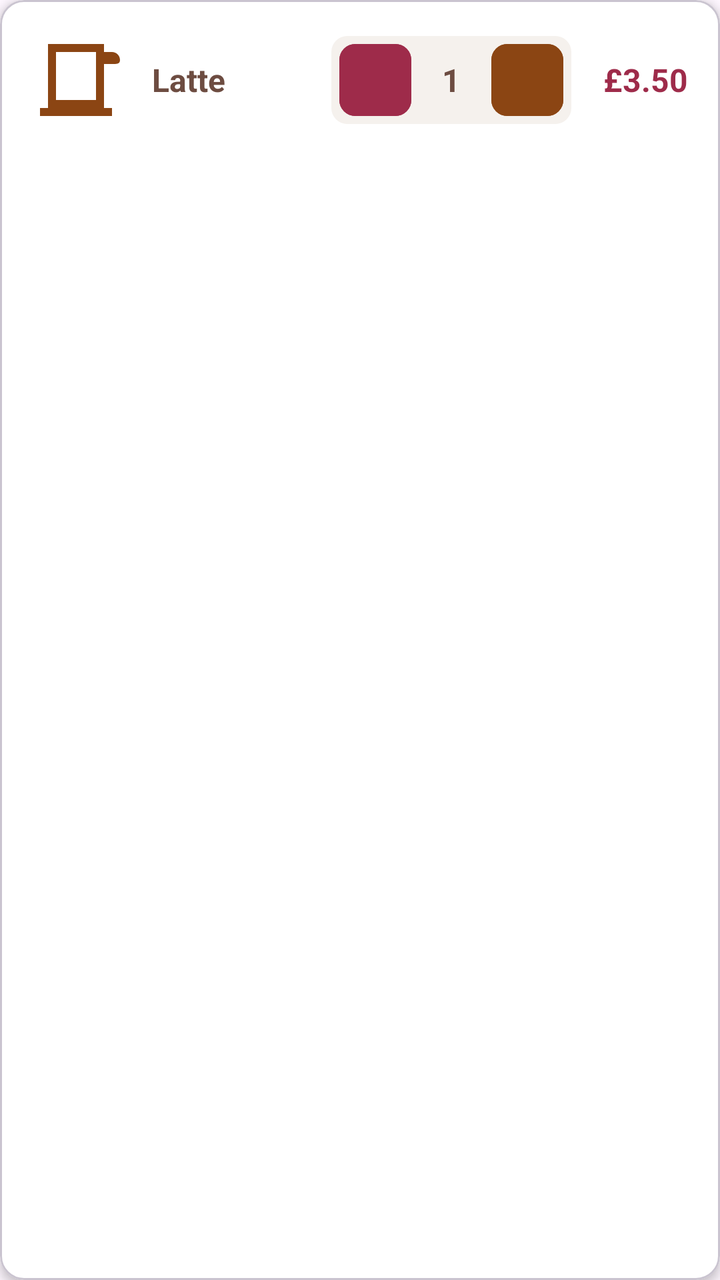
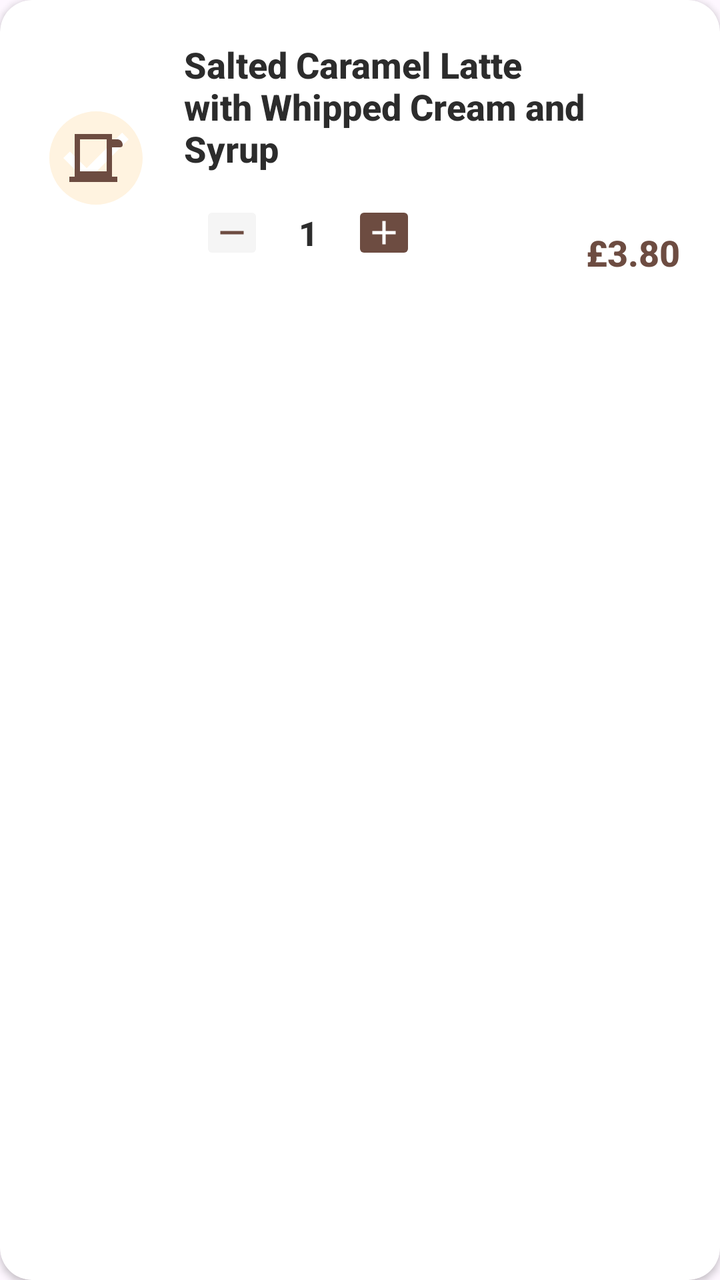

Compare the two renders of this Android layout. The source of the first and the diff that turns it into the second are given below.
<!-- AndroidManifest.xml: application theme Theme.CafeShopAssignment -->
<!-- res/layout/item_cart.xml -->
<?xml version="1.0" encoding="utf-8"?>
<com.google.android.material.card.MaterialCardView
    xmlns:android="http://schemas.android.com/apk/res/android"
    xmlns:app="http://schemas.android.com/apk/res-auto"
    android:layout_width="match_parent"
    android:layout_height="wrap_content"
    android:layout_marginVertical="6dp"
    app:cardCornerRadius="12dp"
    app:cardElevation="3dp"
    app:cardBackgroundColor="#FFFFFF">

    <LinearLayout
        android:layout_width="match_parent"
        android:layout_height="wrap_content"
        android:orientation="horizontal"
        android:padding="16dp"
        android:gravity="center_vertical">


        <ImageView
            android:layout_width="48dp"
            android:layout_height="48dp"
            android:src="@drawable/ic_coffee_cup"
            app:tint="#8B4513"
            android:contentDescription="Coffee"
            android:layout_marginEnd="12dp"/>


        <TextView
            android:id="@+id/cartItemName"
            android:layout_width="0dp"
            android:layout_height="wrap_content"
            android:layout_weight="1"
            android:text="Latte"
            android:textSize="16sp"
            android:textStyle="bold"
            android:textColor="#6D4C41"/>


        <LinearLayout
            android:layout_width="wrap_content"
            android:layout_height="wrap_content"
            android:orientation="horizontal"
            android:gravity="center_vertical"
            android:background="@drawable/quantity_background"
            android:padding="4dp">

            <Button
                android:id="@+id/btnMinus"
                android:layout_width="36dp"
                android:layout_height="36dp"
                android:text="−"
                android:textSize="18sp"
                android:textStyle="bold"
                android:textColor="#FFFFFF"
                android:backgroundTint="#9E2B4A"
                app:cornerRadius="8dp"
                android:minWidth="0dp"
                android:minHeight="0dp"
                android:insetTop="0dp"
                android:insetBottom="0dp"/>

            <TextView
                android:id="@+id/cartQty"
                android:layout_width="40dp"
                android:layout_height="wrap_content"
                android:text="1"
                android:textSize="16sp"
                android:textStyle="bold"
                android:textColor="#6D4C41"
                android:gravity="center"/>

            <Button
                android:id="@+id/btnPlus"
                android:layout_width="36dp"
                android:layout_height="36dp"
                android:text="+"
                android:textSize="18sp"
                android:textStyle="bold"
                android:textColor="#FFFFFF"
                android:backgroundTint="#8B4513"
                app:cornerRadius="8dp"
                android:minWidth="0dp"
                android:minHeight="0dp"
                android:insetTop="0dp"
                android:insetBottom="0dp"/>
        </LinearLayout>

        <TextView
            android:id="@+id/cartItemPrice"
            android:layout_width="wrap_content"
            android:layout_height="wrap_content"
            android:layout_marginStart="16dp"
            android:text="£3.50"
            android:textSize="16sp"
            android:textStyle="bold"
            android:textColor="#9E2B4A"/>

    </LinearLayout>

</com.google.android.material.card.MaterialCardView>
<!-- resources referenced by this layout -->
<resources>
  <!-- drawable ic_coffee_cup (drawable) -->
  <?xml version="1.0" encoding="utf-8"?>
  <vector xmlns:android="http://schemas.android.com/apk/res/android"
      android:width="24dp"
      android:height="24dp"
      android:viewportWidth="24"
      android:viewportHeight="24">
      <path
          android:fillColor="#8B4513"
          android:pathData="M2,21h18v-2H2V21zM20,8h-2V5h2c1.1,0 2,0.9 2,2S21.1,8 20,8zM18,5V3H4v16h14V5zM16,17H6V5h10V17z"/>
  </vector>
  <!-- drawable quantity_background (drawable) -->
  <?xml version="1.0" encoding="utf-8"?>
  <shape xmlns:android="http://schemas.android.com/apk/res/android">
      <solid android:color="#F5F1ED" />
      <corners android:radius="8dp" />
  </shape>
  <style name="Theme.CafeShopAssignment" parent="Base.Theme.CafeShopAssignment" />
  <style name="Base.Theme.CafeShopAssignment" parent="Theme.Material3.DayNight.NoActionBar">
          
          
      </style>
</resources>

<!-- the commit's change to res/layout/item_cart.xml (unified diff, before → after) -->
@@ -4,98 +4,114 @@
     xmlns:app="http://schemas.android.com/apk/res-auto"
     android:layout_width="match_parent"
     android:layout_height="wrap_content"
-    android:layout_marginVertical="6dp"
-    app:cardCornerRadius="12dp"
-    app:cardElevation="3dp"
-    app:cardBackgroundColor="#FFFFFF">
+    android:layout_marginVertical="8dp"
+    android:layout_marginHorizontal="4dp"
+    app:cardCornerRadius="16dp"
+    app:cardElevation="2dp"
+    app:cardBackgroundColor="#FFFFFF"
+    app:strokeWidth="0dp">
 
     <LinearLayout
         android:layout_width="match_parent"
         android:layout_height="wrap_content"
         android:orientation="horizontal"
-        android:padding="16dp"
+        android:padding="20dp"
         android:gravity="center_vertical">
 
 
-        <ImageView
-            android:layout_width="48dp"
-            android:layout_height="48dp"
-            android:src="@drawable/ic_coffee_cup"
-            app:tint="#8B4513"
-            android:contentDescription="Coffee"
-            android:layout_marginEnd="12dp"/>
+        <FrameLayout
+            android:layout_width="56dp"
+            android:layout_height="56dp"
+            android:background="@drawable/ic_check_circle"
+            android:backgroundTint="#FFF3E0"
+            android:layout_marginEnd="16dp">
+
+            <ImageView
+                android:layout_width="32dp"
+                android:layout_height="32dp"
+                android:src="@drawable/ic_coffee_cup"
+                app:tint="#6D4C41"
+                android:contentDescription="Coffee"
+                android:layout_gravity="center"/>
+        </FrameLayout>
 
 
-        <TextView
-            android:id="@+id/cartItemName"
+        <LinearLayout
             android:layout_width="0dp"
             android:layout_height="wrap_content"
             android:layout_weight="1"
-            android:text="Latte"
-            android:textSize="16sp"
-            android:textStyle="bold"
-            android:textColor="#6D4C41"/>
+            android:orientation="vertical"
+            android:gravity="start">
 
 
-        <LinearLayout
-            android:layout_width="wrap_content"
-            android:layout_height="wrap_content"
-            android:orientation="horizontal"
-            android:gravity="center_vertical"
-            android:background="@drawable/quantity_background"
-            android:padding="4dp">
-
-            <Button
-                android:id="@+id/btnMinus"
-                android:layout_width="36dp"
-                android:layout_height="36dp"
-                android:text="−"
+            <TextView
+                android:id="@+id/cartItemName"
+                android:layout_width="match_parent"
+                android:layout_height="wrap_content"
+                android:text="Salted Caramel Latte with Whipped Cream and Syrup"
                 android:textSize="18sp"
                 android:textStyle="bold"
-                android:textColor="#FFFFFF"
-                android:backgroundTint="#9E2B4A"
-                app:cornerRadius="8dp"
-                android:minWidth="0dp"
-                android:minHeight="0dp"
-                android:insetTop="0dp"
-                android:insetBottom="0dp"/>
+                android:textColor="#2C2C2C"
+                android:fontFamily="sans-serif-medium"
+                android:singleLine="false"
+                android:ellipsize="none"
+                android:maxLines="3"
+                android:layout_marginBottom="8dp"/>
 
-            <TextView
-                android:id="@+id/cartQty"
-                android:layout_width="40dp"
+
+            <LinearLayout
+                android:layout_width="wrap_content"
                 android:layout_height="wrap_content"
-                android:text="1"
-                android:textSize="16sp"
-                android:textStyle="bold"
-                android:textColor="#6D4C41"
-                android:gravity="center"/>
+                android:orientation="horizontal"
+                android:gravity="center_vertical"
+                android:paddingVertical="6dp"
+                android:paddingHorizontal="8dp">
 
-            <Button
-                android:id="@+id/btnPlus"
-                android:layout_width="36dp"
-                android:layout_height="36dp"
-                android:text="+"
-                android:textSize="18sp"
-                android:textStyle="bold"
-                android:textColor="#FFFFFF"
-                android:backgroundTint="#8B4513"
-                app:cornerRadius="8dp"
-                android:minWidth="0dp"
-                android:minHeight="0dp"
-                android:insetTop="0dp"
-                android:insetBottom="0dp"/>
+                <ImageButton
+                    android:id="@+id/btnMinus"
+                    android:layout_width="32dp"
+                    android:layout_height="32dp"
+                    android:src="@drawable/ic_minus"
+                    android:backgroundTint="#F5F5F5"
+                    android:tint="#6D4C41"
+                    android:contentDescription="Decrease"
+                    android:padding="6dp"
+                    android:scaleType="fitCenter"/>
+
+                <TextView
+                    android:id="@+id/cartQty"
+                    android:layout_width="44dp"
+                    android:layout_height="wrap_content"
+                    android:text="1"
+                    android:textSize="17sp"
+                    android:textStyle="bold"
+                    android:textColor="#2C2C2C"
+                    android:gravity="center"
+                    android:fontFamily="sans-serif-medium"/>
+
+                <ImageButton
+                    android:id="@+id/btnPlus"
+                    android:layout_width="32dp"
+                    android:layout_height="32dp"
+                    android:src="@drawable/ic_plus"
+                    android:backgroundTint="#6D4C41"
+                    android:tint="#FFFFFF"
+                    android:contentDescription="Increase"
+                    android:padding="6dp"
+                    android:scaleType="fitCenter"/>
+            </LinearLayout>
         </LinearLayout>
+
 
         <TextView
             android:id="@+id/cartItemPrice"
             android:layout_width="wrap_content"
             android:layout_height="wrap_content"
-            android:layout_marginStart="16dp"
-            android:text="£3.50"
-            android:textSize="16sp"
+            android:text="£3.80"
+            android:textSize="18sp"
             android:textStyle="bold"
-            android:textColor="#9E2B4A"/>
-
+            android:textColor="#6D4C41"
+            android:fontFamily="sans-serif-medium"
+            android:layout_gravity="bottom"/>
     </LinearLayout>
-
 </com.google.android.material.card.MaterialCardView>
<!-- resource entries referenced after the edit -->
@@ -1,5 +1,16 @@
 <!-- resources referenced by this layout -->
 <resources>
+  <!-- drawable ic_check_circle (drawable) -->
+  <?xml version="1.0" encoding="utf-8"?>
+  <vector xmlns:android="http://schemas.android.com/apk/res/android"
+      android:width="24dp"
+      android:height="24dp"
+      android:viewportWidth="24"
+      android:viewportHeight="24">
+      <path
+          android:fillColor="#4CAF50"
+          android:pathData="M12,2C6.48,2 2,6.48 2,12s4.48,10 10,10s10,-4.48 10,-10S17.52,2 12,2zM10,17l-5,-5l1.41,-1.41L10,14.17l7.59,-7.59L19,8L10,17z"/>
+  </vector>
   <!-- drawable ic_coffee_cup (drawable) -->
   <?xml version="1.0" encoding="utf-8"?>
   <vector xmlns:android="http://schemas.android.com/apk/res/android"
@@ -11,12 +22,28 @@
           android:fillColor="#8B4513"
           android:pathData="M2,21h18v-2H2V21zM20,8h-2V5h2c1.1,0 2,0.9 2,2S21.1,8 20,8zM18,5V3H4v16h14V5zM16,17H6V5h10V17z"/>
   </vector>
-  <!-- drawable quantity_background (drawable) -->
+  <!-- drawable ic_minus (drawable) -->
   <?xml version="1.0" encoding="utf-8"?>
-  <shape xmlns:android="http://schemas.android.com/apk/res/android">
-      <solid android:color="#F5F1ED" />
-      <corners android:radius="8dp" />
-  </shape>
+  <vector xmlns:android="http://schemas.android.com/apk/res/android"
+      android:width="24dp"
+      android:height="24dp"
+      android:viewportWidth="24"
+      android:viewportHeight="24">
+      <path
+          android:fillColor="#000000"
+          android:pathData="M19,13H5v-2h14v2z"/>
+  </vector>
+  <!-- drawable ic_plus (drawable) -->
+  <?xml version="1.0" encoding="utf-8"?>
+  <vector xmlns:android="http://schemas.android.com/apk/res/android"
+      android:width="24dp"
+      android:height="24dp"
+      android:viewportWidth="24"
+      android:viewportHeight="24">
+      <path
+          android:fillColor="#000000"
+          android:pathData="M19,13h-6v6h-2v-6H5v-2h6V5h2v6h6v2z"/>
+  </vector>
   <style name="Theme.CafeShopAssignment" parent="Base.Theme.CafeShopAssignment" />
   <style name="Base.Theme.CafeShopAssignment" parent="Theme.Material3.DayNight.NoActionBar">
           
